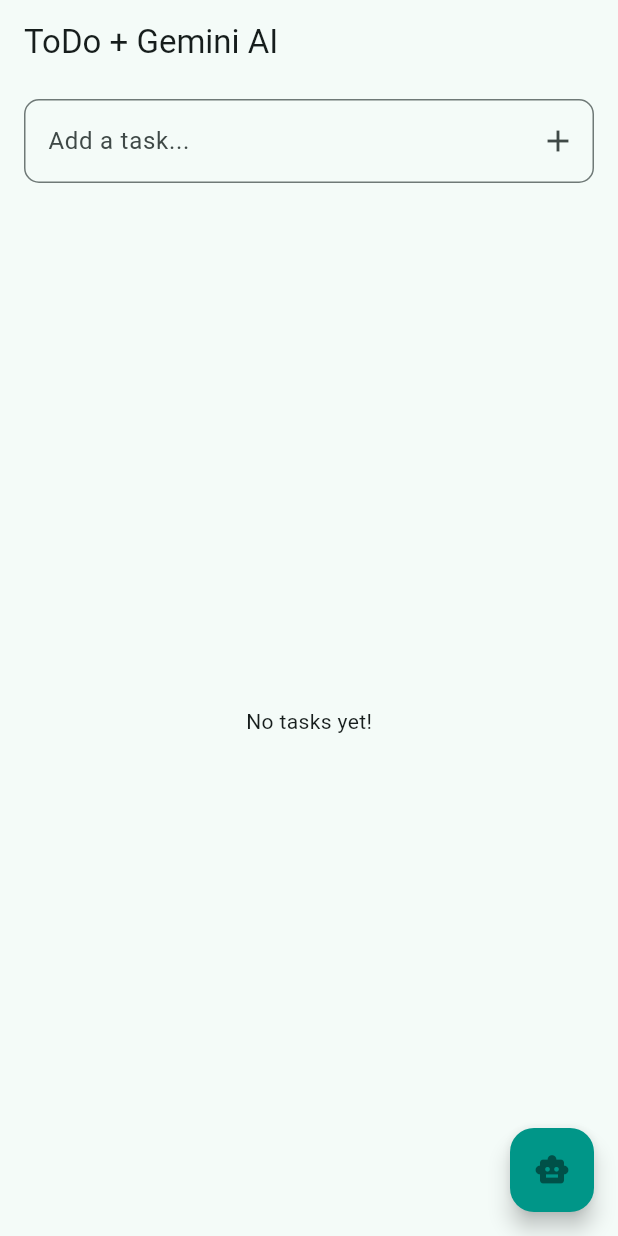
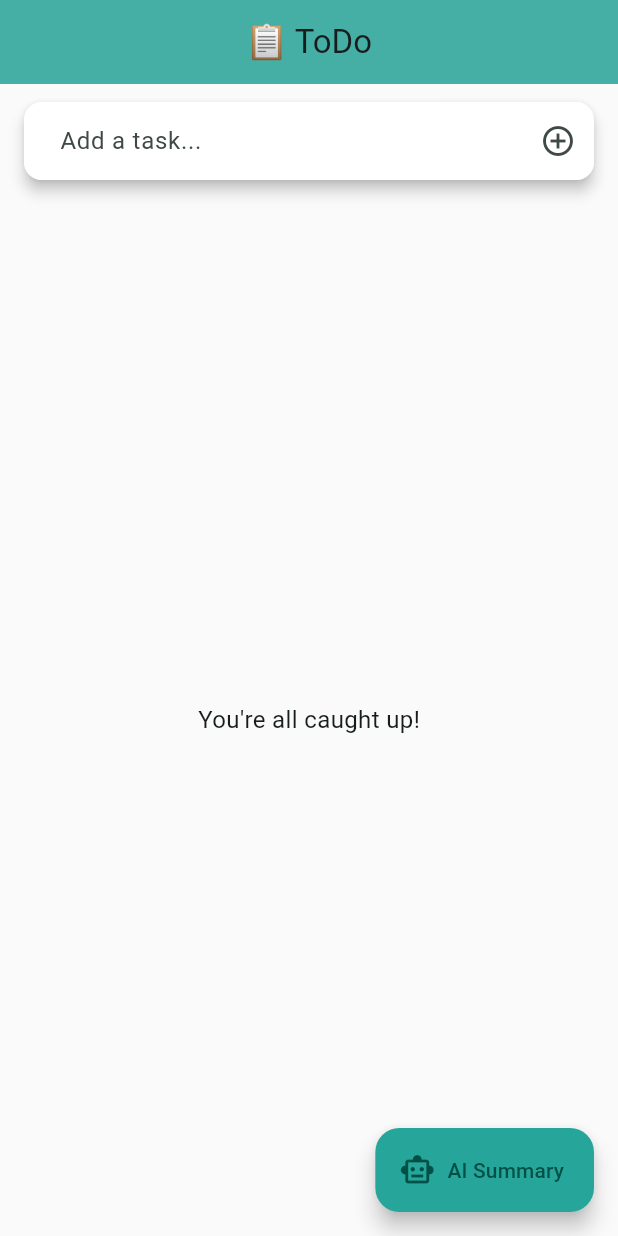
Before and after one commit to Ashmitpalit/todo_project, a Flutter app: the screen it shows after launch, on a phone screen of 412 x 824 dp. Run offline on Flutter 3.47's test engine with Material 3 defaults, Android fonts, the phone set to English and light mode, and no system bars; our stand-ins replace flutter_slidable, velocity_x.

Commit message:
Better UI

```diff
--- a/lib/main.dart
+++ b/lib/main.dart
@@ -4,8 +4,7 @@ import 'package:velocity_x/velocity_x.dart';
 import 'package:http/http.dart' as http;
 import 'dart:convert';
 
-const String geminiApiKey =
-    'AIzaSyB2vZltmPo5ydUzUhmovCgpxKJSLaNDiD4'; // Replace with valid API key
+const String geminiApiKey = 'AIzaSyB2vZltmPo5ydUzUhmovCgpxKJSLaNDiD4';
 
 final Uri geminiUri = Uri.parse(
   'https://generativelanguage.googleapis.com/v1beta/models/gemini-pro:generateContent?key=$geminiApiKey',
@@ -23,6 +22,8 @@ class MyApp extends StatelessWidget {
       theme: ThemeData(
         useMaterial3: true,
         colorSchemeSeed: Colors.teal,
+        scaffoldBackgroundColor: Colors.grey[50],
+        fontFamily: 'Roboto',
       ),
       home: const TodoHome(),
     );
@@ -75,8 +76,15 @@ class _TodoHomeState extends State<TodoHome> {
     showDialog(
       context: context,
       builder: (_) => AlertDialog(
-        title: const Text("Edit ToDo"),
-        content: TextField(controller: controller),
+        title: const Text("Edit Task"),
+        content: TextField(
+          controller: controller,
+          autofocus: true,
+          decoration: InputDecoration(
+            border: OutlineInputBorder(borderRadius: BorderRadius.circular(10)),
+            hintText: "Update your task",
+          ),
+        ),
         actions: [
           TextButton(
               onPressed: () => Navigator.pop(context),
@@ -196,27 +204,45 @@ class _TodoHomeState extends State<TodoHome> {
   @override
   Widget build(BuildContext context) {
     return Scaffold(
-      appBar: AppBar(title: const Text("ToDo + Gemini AI")),
+      appBar: AppBar(
+        title: const Text("📋 ToDo"),
+        centerTitle: true,
+        backgroundColor: Colors.teal.shade300,
+        elevation: 4,
+      ),
       body: Column(
         children: [
-          10.heightBox,
+          12.heightBox,
           Padding(
             padding: const EdgeInsets.symmetric(horizontal: 16),
+            child: Material(
+              elevation: 4,
+              borderRadius: BorderRadius.circular(12),
               child: TextField(
                 controller: _controller,
                 decoration: InputDecoration(
                   hintText: "Add a task...",
-                border:
-                    OutlineInputBorder(borderRadius: BorderRadius.circular(10)),
+                  border: OutlineInputBorder(
+                      borderRadius: BorderRadius.circular(12),
+                      borderSide: BorderSide.none),
+                  filled: true,
+                  fillColor: Colors.white,
                   suffixIcon: IconButton(
-                    icon: const Icon(Icons.add), onPressed: _addTodo),
+                    icon: const Icon(Icons.add_circle_outline),
+                    onPressed: _addTodo,
+                  ),
+                  contentPadding:
+                      const EdgeInsets.symmetric(horizontal: 20, vertical: 14),
+                ),
               ),
             ),
           ),
           16.heightBox,
           Expanded(
             child: _todos.isEmpty
-                ? const Center(child: Text("No tasks yet!"))
+                ? const Center(
+                    child: Text("You're all caught up!",
+                        style: TextStyle(fontSize: 16)))
                 : ListView.builder(
                     padding: const EdgeInsets.all(16),
                     itemCount: _todos.length,
@@ -229,21 +255,37 @@ class _TodoHomeState extends State<TodoHome> {
                             SlidableAction(
                               onPressed: (_) => _editTodoDialog(index),
                               icon: Icons.edit,
-                              backgroundColor: Colors.blue,
+                              backgroundColor: Colors.indigoAccent,
                             ),
                             SlidableAction(
                               onPressed: (_) => _deleteTodo(index),
                               icon: Icons.delete,
-                              backgroundColor: Colors.red,
+                              backgroundColor: Colors.redAccent,
+                            ),
+                          ],
+                        ),
+                        child: Container(
+                          decoration: BoxDecoration(
+                            gradient: LinearGradient(
+                              colors: todo.isDone
+                                  ? [
+                                      Colors.green.shade100,
+                                      Colors.green.shade200
+                                    ]
+                                  : [Colors.teal.shade50, Colors.teal.shade100],
+                              begin: Alignment.topLeft,
+                              end: Alignment.bottomRight,
+                            ),
+                            borderRadius: BorderRadius.circular(14),
+                            boxShadow: [
+                              BoxShadow(
+                                color: Colors.black12,
+                                blurRadius: 5,
+                                offset: const Offset(0, 2),
                               ),
                             ],
                           ),
                           child: ListTile(
-                          tileColor: todo.isDone
-                              ? Colors.green.shade100
-                              : Colors.teal.shade50,
-                          shape: RoundedRectangleBorder(
-                              borderRadius: BorderRadius.circular(12)),
                             leading: Checkbox(
                               value: todo.isDone,
                               onChanged: (_) => _toggleComplete(index),
@@ -251,27 +293,31 @@ class _TodoHomeState extends State<TodoHome> {
                             title: Text(
                               todo.title,
                               style: TextStyle(
+                                fontWeight: FontWeight.w600,
                                 decoration: todo.isDone
                                     ? TextDecoration.lineThrough
                                     : null,
-                              color: todo.isDone ? Colors.grey : Colors.black,
+                                color: todo.isDone
+                                    ? Colors.grey[600]
+                                    : Colors.black,
                               ),
                             ),
-                          subtitle:
-                              Text("Added: ${_formatDate(todo.createdAt)}"),
+                            subtitle: Text("🕒 ${_formatDate(todo.createdAt)}"),
                             contentPadding: const EdgeInsets.symmetric(
-                              horizontal: 16, vertical: 8),
-                        ).pOnly(bottom: 12),
+                                horizontal: 16, vertical: 10),
+                          ),
+                        ).pOnly(bottom: 14),
                       );
                     },
                   ),
           ),
         ],
       ),
-      floatingActionButton: FloatingActionButton(
+      floatingActionButton: FloatingActionButton.extended(
         onPressed: _showSummary,
-        backgroundColor: Colors.teal,
-        child: const Icon(Icons.smart_toy),
+        backgroundColor: Colors.teal.shade400,
+        icon: const Icon(Icons.smart_toy_outlined),
+        label: const Text("AI Summary"),
       ),
     );
   }
```
Lines whose indentation alone changed are shown as unchanged.
